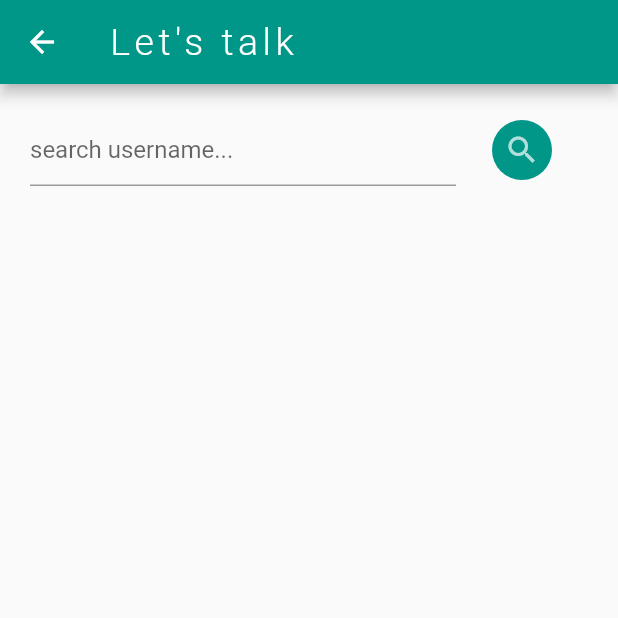
After one commit to debugger13524/telegram-clone, a Flutter app: the SearchScreen screen opened directly, on a phone screen of 412 x 824 dp, the top half of it. The commit adds this screen. Run offline on Flutter 3.47's test engine with Material 2 defaults, Android fonts, the phone set to English and light mode, and no system bars; our stand-ins replace cloud_firestore, firebase_auth, firebase_core; accounts and stored records are empty.

Commit message:
Error in search list from firebase

```diff
--- /dev/null
+++ b/lib/screens/search.dart
@@ -0,0 +1,124 @@
+import 'package:cloud_firestore/cloud_firestore.dart';
+import 'package:flutter/material.dart';
+import 'package:telegramclone/services/database.dart';
+
+class SearchScreen extends StatefulWidget {
+  @override
+  _SearchScreenState createState() => _SearchScreenState();
+}
+
+class _SearchScreenState extends State<SearchScreen> {
+  DatabaseMethods databaseMethods = DatabaseMethods();
+  TextEditingController searchController = TextEditingController();
+
+  QuerySnapshot searchSnapshot;
+  initializeSearch() {
+    databaseMethods.getUserByUsername(searchController.text).then((val) {
+      print(val.toString());
+      searchSnapshot = val;
+    });
+  }
+
+  Widget searchList() {
+    return ListView.builder(
+        itemCount: searchSnapshot.docs.length,
+        itemBuilder: (context, index) {
+          return SearchTile(
+            userEmail: searchSnapshot.docs[index].data['email'],
+            userName: searchSnapshot.docs[index].data['name'],
+          );
+        });
+  }
+
+  @override
+  Widget build(BuildContext context) {
+    return Theme(
+      data: ThemeData(
+        primarySwatch: Colors.teal,
+      ),
+      child: Scaffold(
+        appBar: AppBar(
+          title: Text(
+            'Let\'s talk',
+            style: TextStyle(
+              letterSpacing: 3.0,
+              fontWeight: FontWeight.w300,
+              fontSize: 25,
+            ),
+          ),
+        ),
+        body: Container(
+          child: Column(
+            children: <Widget>[
+              Padding(
+                padding: const EdgeInsets.all(20.0),
+                child: Row(
+                  children: <Widget>[
+                    Expanded(
+                      child: TextField(
+                        controller: searchController,
+                        decoration: InputDecoration(
+                          hintText: 'search username...',
+                        ),
+                      ),
+                    ),
+                    MaterialButton(
+                      onPressed: () {},
+                      child: CircleAvatar(
+                        backgroundColor: Colors.teal,
+                        child: Icon(
+                          Icons.search,
+                        ),
+                      ),
+                    )
+                  ],
+                ),
+              ),
+            ],
+          ),
+        ),
+      ),
+    );
+  }
+}
+
+class SearchTile extends StatelessWidget {
+  final String userName;
+  final String userEmail;
+
+  SearchTile({this.userEmail, this.userName});
+  @override
+  Widget build(BuildContext context) {
+    return Container(
+      color: Colors.white10,
+      child: Row(
+        children: <Widget>[
+          Column(
+            children: <Widget>[
+              Text(
+                userName,
+                style: TextStyle(
+                  color: Colors.black,
+                ),
+              ),
+            ],
+          ),
+          Spacer(),
+          GestureDetector(
+            child: Padding(
+              padding:
+                  const EdgeInsets.symmetric(vertical: 10.0, horizontal: 16),
+              child: Container(
+                decoration: BoxDecoration(
+                  color: Colors.teal,
+                  borderRadius: BorderRadius.circular(10),
+                ),
+                child: Text('message'),
+              ),
+            ),
+          )
+        ],
+      ),
+    );
+  }
+}
--- a/lib/services/auth.dart
+++ b/lib/services/auth.dart
@@ -3,7 +3,7 @@ import 'package:telegramclone/modals/user.dart';
 
 class AuthMethods {
   final FirebaseAuth _auth = FirebaseAuth.instance;
-  UserClass _userFormFirebaseUser(FirebaseUser user) {
+  UserClass _userFormFirebaseUser(User user) {
     return user != null ? UserClass(userId: user.uid) : null;
   }
 
@@ -11,7 +11,7 @@ class AuthMethods {
     try {
       UserCredential result = await _auth.signInWithEmailAndPassword(
           email: email, password: password);
-      FirebaseUser firebaseUser = result.user;
+      User firebaseUser = result.user;
       return _userFormFirebaseUser(firebaseUser);
     } catch (e) {
       print(e.toString());
@@ -22,7 +22,7 @@ class AuthMethods {
     try {
       UserCredential result = await _auth.createUserWithEmailAndPassword(
           email: email, password: password);
-      FirebaseUser firebaseUser = result.user;
+      User firebaseUser = result.user;
       return _userFormFirebaseUser(firebaseUser);
     } catch (e) {
       print(e.toString());
--- /dev/null
+++ b/lib/services/database.dart
@@ -0,0 +1,16 @@
+import 'package:cloud_firestore/cloud_firestore.dart';
+
+
+class DatabaseMethods
+{
+  getUserByUsername(String username)async
+  {
+        return await FirebaseFirestore.instance.collection("users").where("name",isEqualTo: username).get();
+  }
+  uploadUserInfo(userMap)
+  {
+    FirebaseFirestore.instance.collection("users").add(userMap).then((value) => print(value.toString())).catchError((e){
+      print(e.toString());
+    });
+  }
+}
--- a/pubspec.yaml
+++ b/pubspec.yaml
@@ -31,6 +31,7 @@ dependencies:
   cupertino_icons: ^0.1.3
   firebase_auth: ^0.18.0+1
   firebase_core: ^0.5.0
+  cloud_firestore: ^0.14.0+2
 
 dev_dependencies:
   flutter_test:
```
Also changed, not shown: lib/helper/authentication.dart (added, +24 -0 lines), lib/main.dart (+6 -5 lines), lib/screens/chatRoomScreen.dart (added, +59 -0 lines), lib/screens/login_screen.dart (+22 -3 lines), lib/screens/signup.dart (+34 -17 lines), pubspec.lock, 3 other files.
